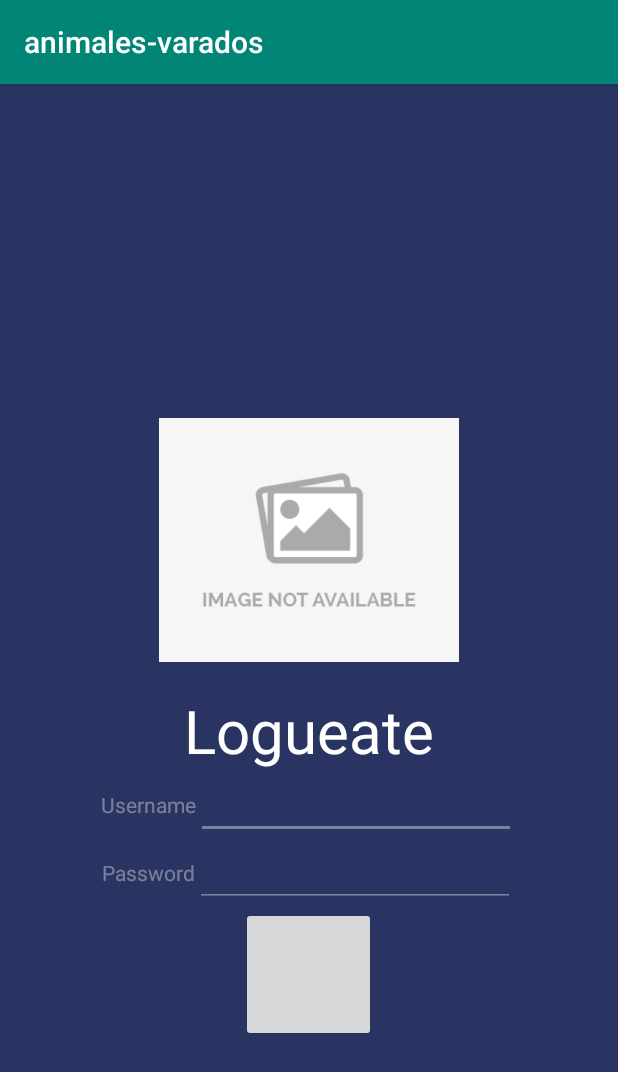
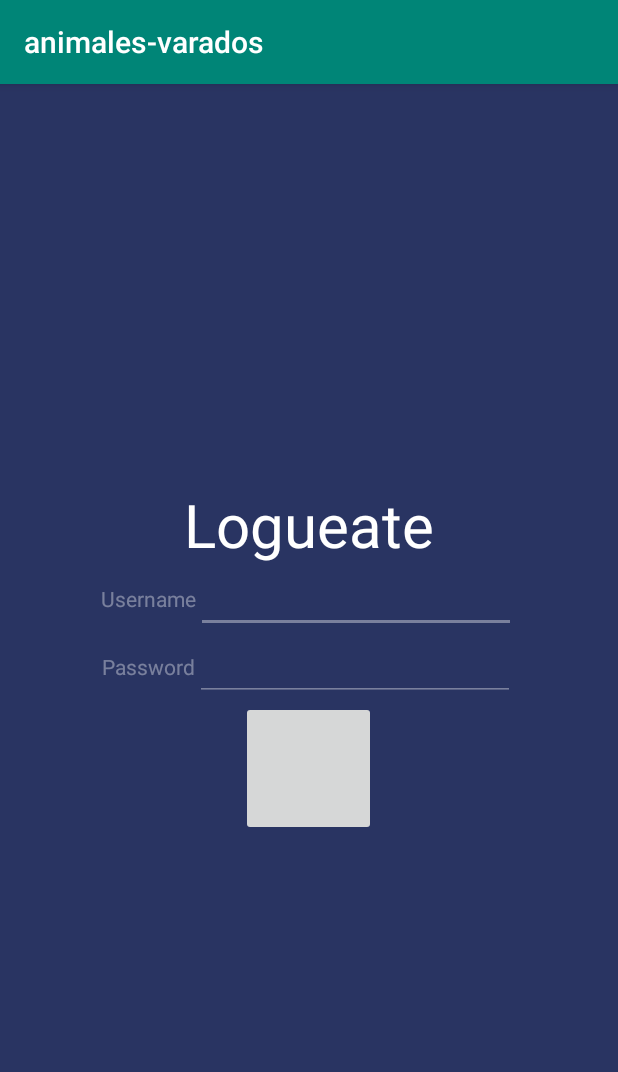
Before and after one commit to utec-pi-animales-varados/android-frontend, an Android app: the LoginActivity screen opened directly, with no data from a screen before it, after a tap on an icon or button, on a phone screen of 412 x 824 dp. Shown: the top 1072 px of the screen. Run offline under Robolectric (Android 15) with nearby library versions, the phone set to English and light mode, and no system bars; our stand-ins replace Volley; network calls fail.

Commit message:
Main activity fix.

```diff
--- a/app/src/main/java/com/example/animales_varados/LoginActivity.java
+++ b/app/src/main/java/com/example/animales_varados/LoginActivity.java
@@ -59,7 +59,7 @@ public class LoginActivity extends AppCompatActivity {
         //4.2. Create request object
         JsonObjectRequest request = new JsonObjectRequest(
                 Request.Method.POST,
-                "http://localhost:8080/authenticate",
+                "http://10.0.2.2:8000/authenticate",
                 jsonMessage,
                 new Response.Listener<JSONObject>() {
                     @Override
--- a/app/src/main/res/layout/activity_login.xml
+++ b/app/src/main/res/layout/activity_login.xml
@@ -1,5 +1,5 @@
 <?xml version="1.0" encoding="utf-8"?>
-<android.support.constraint.ConstraintLayout xmlns:android="http://schemas.android.com/apk/res/android"
+<LinearLayout xmlns:android="http://schemas.android.com/apk/res/android"
 xmlns:tools="http://schemas.android.com/tools"
 android:layout_width="match_parent"
 android:layout_height="match_parent"
@@ -18,15 +18,7 @@ tools:context=".LoginActivity">
         android:layout_height="wrap_content"
         android:gravity="center"
         android:orientation="vertical">
-        <ImageView
-            android:id="@+id/papel"
-            android:layout_width="200dp"
-            android:layout_height="200dp"
-            android:background="@null"
-            android:layout_marginTop="75dp"
-            android:scaleType="fitCenter"
-            android:src="@drawable/test">
-        </ImageView>
+
 
     </LinearLayout>
 
@@ -103,4 +95,4 @@ tools:context=".LoginActivity">
     </LinearLayout>
 </LinearLayout>
 
-</android.support.constraint.ConstraintLayout>
+</LinearLayout>
```
Also changed, not shown: app/src/main/java/com/example/animales_varados/MainActivity.java (+13 -0 lines), app/src/main/res/layout/activity_main.xml (+5 -3 lines).
